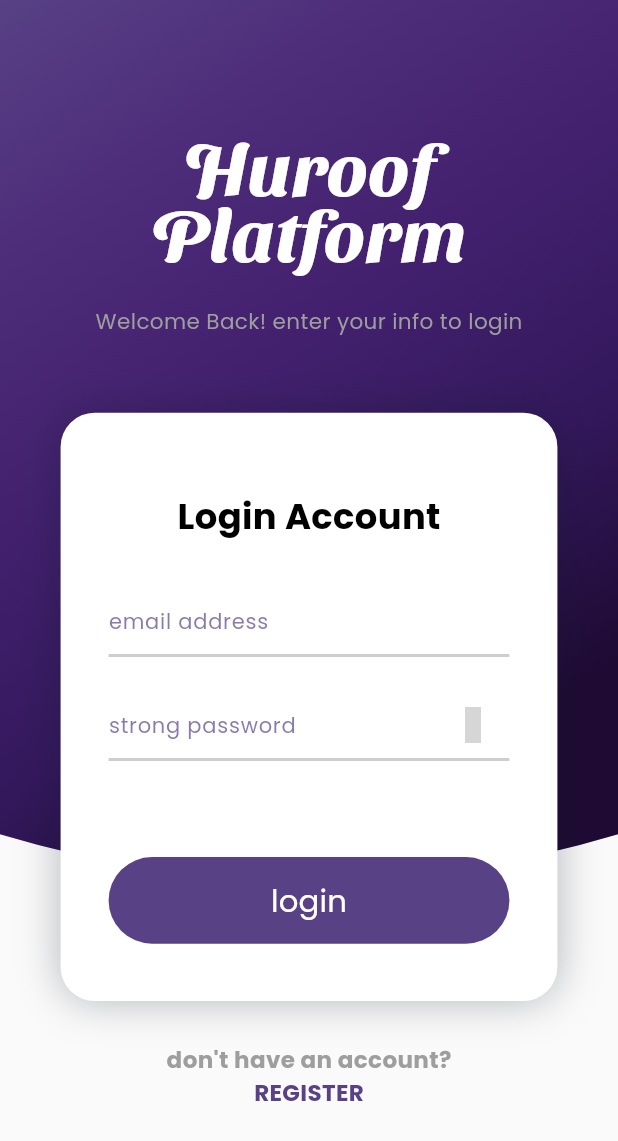
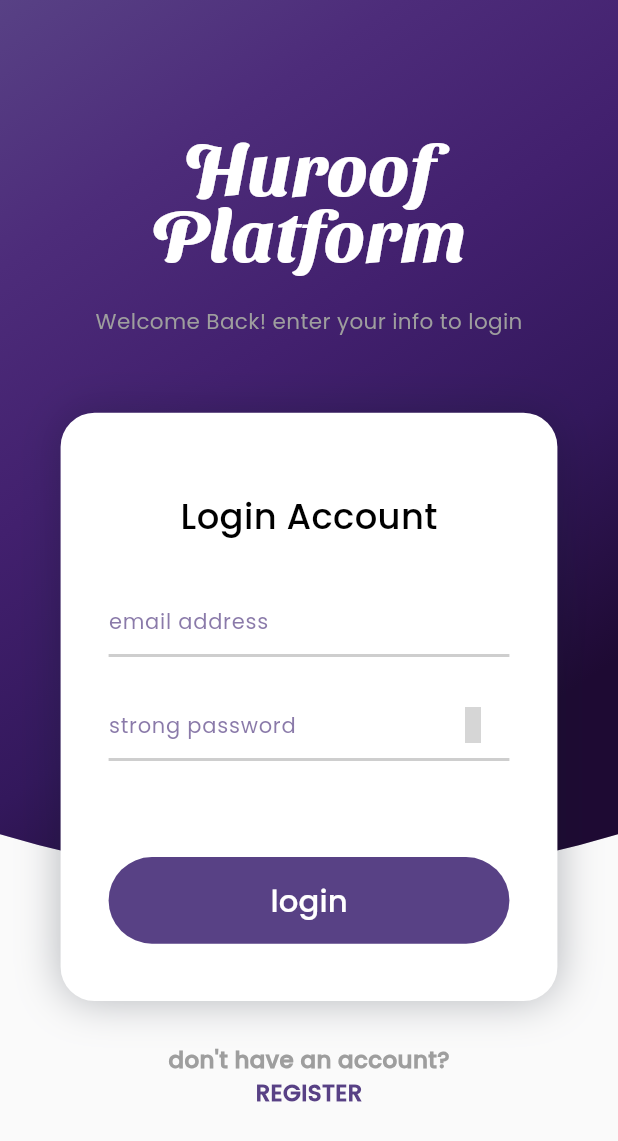
Before and after one commit to EnassKadree/reading-app, a Flutter app: the screen it shows after launch, on a phone screen of 412 x 824 dp. Shown: the top 1141 px of the screen. Run offline on Flutter 3.47's test engine with Material 3 defaults, Android fonts, the light colour scheme and no system bars; drawn by our look-alikes of modal_progress_hud_nsn; our stand-ins replace cached_network_image, easy_localization, flutter_bloc, flutter_cache_manager, flutter_screenutil, flutter_staggered_animations and 7 more; missing offline and left inert: syncfusion_flutter_pdfviewer; project files that could hold a hidden picture were left out; grey boxes are pictures that could not be loaded.

Commit message:
quick edits

```diff
--- a/assets/translation/ar.json
+++ b/assets/translation/ar.json
@@ -63,7 +63,7 @@
   "community": "المجتمع",
   "search" : "بحث...",
   "noData" : "لا يوجد بيانات بعد! 😁",
-  "connectWithAdmins" : "تواصل مع المشرفين",
+  "connectWithAdmins" : "تواصل مع الإدارة",
   "suggestOrComplaint" : "اقترح أو قدم شكوى",
   "yourPlace" : "هنا حيث يمكنك إضفاء بصمتك على المنصة!",
   "subject" : "العنوان",
@@ -77,5 +77,7 @@
   "suggestNewBook": "اقترح كتاباً جديداً",
   "complaintAProblem": "قدم شكوى لمشكلة ما",
   "suggestions": "الاقتراحات",
-  "complaints": "الشكاوي"
+  "complaints": "الشكاوي" ,
+  "someThingWentWrong" : "حدث خطأ ما!",
+  "tryAgain" : "إعادة المحاولة"
 }
--- a/assets/translation/en.json
+++ b/assets/translation/en.json
@@ -63,7 +63,7 @@
   "community": "Community",
   "search" : "search...",
   "noData" : "No Data yet! 😁",
-  "connectWithAdmins" : "Connect with admins",
+  "connectWithAdmins" : "Contact Admins",
   "suggestOrComplaint" : "suggest or complaint",
   "yourPlace" : "Here where you can add your touch on our platform",
   "subject" : "subject",
@@ -77,5 +77,7 @@
   "suggestNewBook": "Suggest new book",
   "complaintAProblem": "Complaint a problem",
   "suggestions": "Suggestions",
-  "complaints": "Complaints"
+  "complaints": "Complaints"  ,
+  "someThingWentWrong" : "some thing went wrong!",
+  "tryAgain" : "try again"
 }
--- a/lib/core/utils/constants/json_consts.dart
+++ b/lib/core/utils/constants/json_consts.dart
@@ -48,6 +48,8 @@ abstract class JsonConsts {
   static const String mostRatedBooks = 'most_rated_books';
   static const String search = 'search';
   static const String noData = 'noData';
+  static const String someThingWentWrong = 'someThingWentWrong';
+  static const String tryAgain = 'tryAgain';
   //MY LIBRARY
   static const String myLibrary = 'library';
   //MYLIBRARY Book download failed
--- a/lib/core/utils/constants/styles_consts.dart
+++ b/lib/core/utils/constants/styles_consts.dart
@@ -5,8 +5,8 @@ import 'package:reading_app/core/utils/constants/fonts_consts.dart';
 import 'colors_consts.dart';
 
 abstract class StylesConsts {
-  static TextStyle f18W600Black = TextStyle(
-      fontSize: 18.sp, fontWeight: FontWeight.w600, color: Colors.black);
+  static TextStyle f18W600Black =
+      TextStyle(fontSize: 18.sp, fontWeight: FontWeight.w600);
 
   static TextStyle f18W400grey = TextStyle(
     color: Colors.grey,
@@ -19,8 +19,10 @@ abstract class StylesConsts {
   static TextStyle f30W500White = TextStyle(
       fontSize: 26.sp, color: Colors.white, fontWeight: FontWeight.w600);
 
-  static TextStyle f16W600Black = TextStyle(
-      fontSize: 16.sp, fontWeight: FontWeight.w600, color: Colors.black);
+  static TextStyle f16W600Black =
+      TextStyle(fontSize: 16.sp, fontWeight: FontWeight.w600);
+  static TextStyle f14W600Black =
+      TextStyle(fontSize: 14.sp, fontWeight: FontWeight.w600);
 
   static TextStyle headerTxt = TextStyle(
       fontSize: 48.sp,
--- a/lib/core/utils/functions/functions.dart
+++ b/lib/core/utils/functions/functions.dart
@@ -1,5 +1,6 @@
 import 'package:flutter/material.dart';
 import 'package:flutter_bloc/flutter_bloc.dart';
+import 'package:flutter_screenutil/flutter_screenutil.dart';
 import 'package:iconsax/iconsax.dart';
 import 'package:reading_app/core/utils/constants/colors_consts.dart';
 import 'package:reading_app/core/utils/constants/styles_consts.dart';
--- a/lib/features/shared/theme/theme.dart
+++ b/lib/features/shared/theme/theme.dart
@@ -1,6 +1,5 @@
 import 'package:flutter/material.dart';
 import 'package:reading_app/core/utils/constants/fonts_consts.dart';
-import 'package:reading_app/core/utils/extensions/context_extension.dart';
 
 import '../../../core/utils/constants/colors_consts.dart';
 
@@ -14,7 +13,9 @@ class AppTheme {
   static late Color primaryContainer;
   static late Color tertiaryColor;
 
-  static ThemeData lightTheme(BuildContext context) {
+  static ThemeData lightTheme(BuildContext context, Locale locale) {
+    final isArabic = locale.languageCode == 'ar';
+    final fontFamily = isArabic ? FontsConsts.cairo : FontsConsts.poppins;
     // colors
     const primaryColor = ColorsConsts.purple;
     const secondaryColor = ColorsConsts.gold;
@@ -23,11 +24,11 @@ class AppTheme {
     const surfaceContainer = Colors.white;
     const primaryContainer = Color(0xffD5D5D5);
     const secondaryContainer = Color(0xff888888);
-    const pink = ColorsConsts.pink;
+    //const pink = ColorsConsts.pink;
 
     // theme light
     return ThemeData(
-        fontFamily: FontsConsts.poppins,
+        fontFamily: fontFamily,
         scaffoldBackgroundColor: scaffoldBackgroundColor,
         iconTheme: const IconThemeData(size: 28, color: primaryColor),
         // color system
@@ -47,10 +48,10 @@ class AppTheme {
           surfaceTintColor: Colors.white,
           centerTitle: false,
           iconTheme: const IconThemeData(color: Colors.black),
-          titleTextStyle: const TextStyle(
+          titleTextStyle: TextStyle(
             color: Colors.black,
             fontSize: 20,
-            fontFamily: FontsConsts.poppins,
+            fontFamily: fontFamily,
           ),
         ),
 
@@ -104,12 +105,14 @@ class AppTheme {
           shape: CircleBorder(),
         ),
         bottomNavigationBarTheme: BottomNavigationBarThemeData(
+            selectedLabelStyle: const TextStyle(fontSize: 12),
+            unselectedLabelStyle: const TextStyle(fontSize: 12),
             backgroundColor: surfaceContainer,
             elevation: 10,
             unselectedItemColor: primaryColor.withAlpha(100),
             selectedItemColor: primaryColor,
-            selectedIconTheme: const IconThemeData(size: 24),
-            unselectedIconTheme: const IconThemeData(size: 24),
+            selectedIconTheme: const IconThemeData(size: 22),
+            unselectedIconTheme: const IconThemeData(size: 22),
             showSelectedLabels: true,
             showUnselectedLabels: true,
             type: BottomNavigationBarType.fixed),
@@ -118,8 +121,7 @@ class AppTheme {
           thickness: 1,
           space: 15,
         ),
-      tabBarTheme: TabBarThemeData
-      (
+        tabBarTheme: TabBarThemeData(
           indicator: BoxDecoration(
             color: primaryColor,
             borderRadius: BorderRadius.circular(8),
@@ -128,13 +130,11 @@ class AppTheme {
           dividerColor: Colors.transparent,
           labelPadding: EdgeInsets.zero,
           indicatorSize: TabBarIndicatorSize.tab,
-        labelColor: context.theme.colorScheme.surface,
-        unselectedLabelColor: context.theme.colorScheme.onSurface,
+          labelColor: surfaceContainer,
           unselectedLabelStyle: const TextStyle(
             fontWeight: FontWeight.normal,
           ),
-      )
-    );
+        ));
   }
 
   // theme dark
--- a/lib/features/shared/widgets/something_went_wrong.dart
+++ b/lib/features/shared/widgets/something_went_wrong.dart
@@ -1,5 +1,7 @@
 import 'package:flutter/material.dart';
 import 'package:reading_app/core/utils/constants/colors_consts.dart';
+import 'package:reading_app/core/utils/constants/json_consts.dart';
+import 'package:reading_app/core/utils/extensions/string_extension.dart';
 
 class SomeThingWentWrongWidget extends StatelessWidget {
   const SomeThingWentWrongWidget({
@@ -16,7 +18,7 @@ class SomeThingWentWrongWidget extends StatelessWidget {
         mainAxisAlignment: MainAxisAlignment.center,
         children: [
           Text(
-            'حدث خطأ ما!',
+            JsonConsts.someThingWentWrong.t(context),
             style: Theme.of(context)
                 .textTheme
                 .bodyLarge!
@@ -28,7 +30,7 @@ class SomeThingWentWrongWidget extends StatelessWidget {
               backgroundColor: Colors.transparent,
             ),
             child: Text(
-              'إعادة المحاولة',
+              JsonConsts.tryAgain.t(context),
               style: Theme.of(context)
                   .textTheme
                   .bodyLarge!
--- a/lib/main.dart
+++ b/lib/main.dart
@@ -2,7 +2,6 @@ import 'package:flutter/material.dart';
 import 'package:flutter_bloc/flutter_bloc.dart';
 import 'package:flutter_screenutil/flutter_screenutil.dart';
 import 'package:reading_app/core/utils/functions/functions.dart';
-import 'package:reading_app/features/complaints/UI/screens/complaints_screen.dart';
 import 'package:shared_preferences/shared_preferences.dart';
 import 'package:flutter_localizations/flutter_localizations.dart';
 import 'features/shared/data/data_source.dart';
@@ -64,7 +63,7 @@ class MyApp extends StatelessWidget {
               builder: (context, locale) {
                 return MaterialApp(
                   debugShowCheckedModeBanner: false,
-                  theme: AppTheme.lightTheme(context),
+                  theme: AppTheme.lightTheme(context, locale),
                   darkTheme: AppTheme.darkTheme,
                   themeMode:
                       theme == Themes.dark ? ThemeMode.dark : ThemeMode.light,
--- a/pubspec.yaml
+++ b/pubspec.yaml
@@ -94,7 +94,7 @@ flutter:
         - asset: assets/fonts/Cairo-Bold.ttf
     - family: poppins
       fonts:
-        - asset: assets/fonts/Poppins-Bold.ttf
+        - asset: assets/fonts/Poppins-Medium.ttf
           weight: 700
         - asset: assets/fonts/Poppins-Regular.ttf
     - family: sansita
```
Also changed, not shown: lib/core/utils/functions/show_settings_dialog.dart (+23 -9 lines), assets/fonts/Poppins-Bold.ttf (deleted), assets/fonts/Poppins-Medium.ttf (added). Lines whose indentation alone changed are shown as unchanged.
